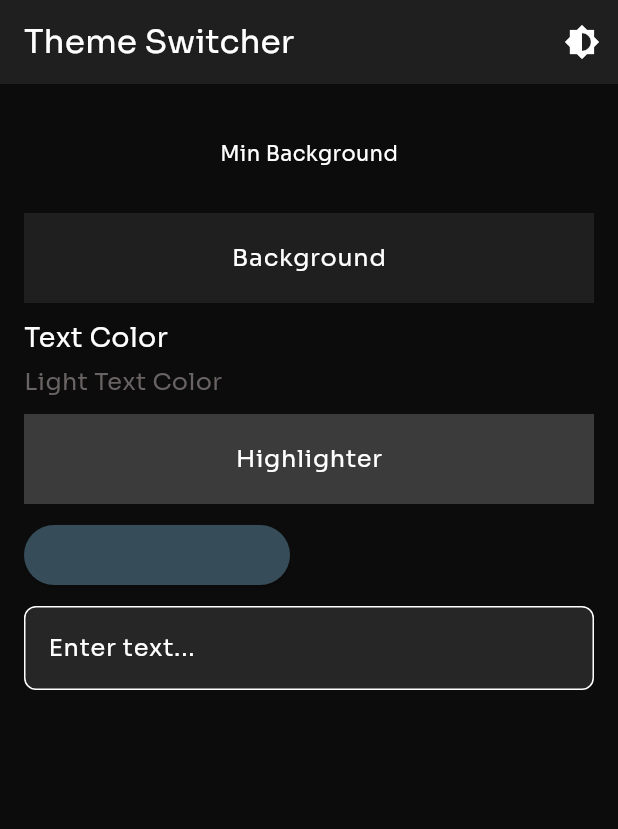
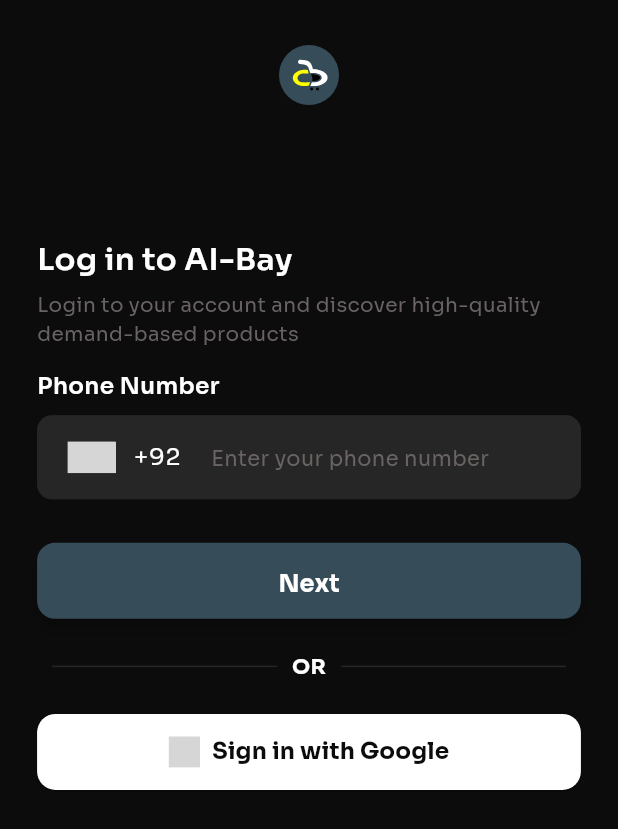
Before and after one commit to AIBay-FYP/aibay, a Flutter app: the screen it shows after launch, on a phone screen of 412 x 824 dp. Shown: the top 829 px of the screen. Run offline on Flutter 3.47's test engine with Material 3 defaults, Android fonts, the phone set to English and light mode, and no system bars; drawn by our look-alikes of intl_phone_number_input; our stand-ins replace firebase_core, flutter_dotenv, flutter_riverpod, flutter_svg; accounts and stored records are empty; grey boxes are pictures that could not be loaded.

Commit message:
Login Screen UI, Firebase setup

```diff
--- /dev/null
+++ b/devtools_options.yaml
@@ -0,0 +1,3 @@
+description: This file stores settings for Dart & Flutter DevTools.
+documentation: https://docs.flutter.dev/tools/devtools/extensions#configure-extension-enablement-states
+extensions:
--- a/lib/main.dart
+++ b/lib/main.dart
@@ -1,9 +1,17 @@
-import 'package:aibay/providers/theme_provider.dart';
-import 'package:aibay/screens/Home.dart';
+import 'package:firebase_core/firebase_core.dart';
 import 'package:flutter/material.dart';
 import 'package:flutter_riverpod/flutter_riverpod.dart';
+import 'firebase_options.dart';
+import 'package:aibay/providers/theme_provider.dart';
+import 'package:aibay/screens/login.dart';
+import 'package:flutter_dotenv/flutter_dotenv.dart';
 
-void main() {
+
+void main() async {
+  // await dotenv.load();
+  WidgetsFlutterBinding.ensureInitialized();
+  await Firebase.initializeApp(options: DefaultFirebaseOptions.currentPlatform);
+
   runApp(const ProviderScope(child: MyApp()));
 }
 
@@ -17,7 +25,7 @@
     return MaterialApp(
       debugShowCheckedModeBanner: false,
       theme: theme,
-      home: const HomeScreen(),
+      home: LoginScreen(),
     );
   }
 }
--- /dev/null
+++ b/lib/providers/country_code.dart
@@ -0,0 +1,5 @@
+import 'package:flutter_riverpod/flutter_riverpod.dart';
+
+final countryCodeProvider = StateProvider<String>((ref) {
+  return 'PK';
+});
--- /dev/null
+++ b/lib/providers/login.dart
@@ -0,0 +1,32 @@
+import 'package:flutter_riverpod/flutter_riverpod.dart';
+
+enum LoginStatus { initial, loading, success, error }
+
+class LoginState {
+  final LoginStatus status;
+  final String? errorMessage;
+
+  LoginState({this.status = LoginStatus.initial, this.errorMessage});
+}
+
+
+class LoginNotifier extends StateNotifier<LoginState> {
+  LoginNotifier() : super(LoginState());
+
+
+  Future<void> login(String username, String password) async {
+    state = LoginState(status: LoginStatus.loading);
+
+    await Future.delayed(Duration(seconds: 2));
+
+    if (username == "user" && password == "password") {
+      state = LoginState(status: LoginStatus.success);
+    } else {
+      state = LoginState(
+          status: LoginStatus.error, errorMessage: "Invalid credentials");
+    }
+  }
+}
+
+final loginProvider =
+    StateNotifierProvider<LoginNotifier, LoginState>((ref) => LoginNotifier());
--- a/lib/screens/home.dart
+++ b/lib/screens/home.dart
@@ -11,92 +11,6 @@
     final colorScheme = theme.colorScheme;
     final textTheme = theme.textTheme;
 
-    return Scaffold(
-      appBar: AppBar(
-        title: const Text("Theme Switcher"),
-        backgroundColor: colorScheme.surface,
-        actions: [
-          IconButton(
-            icon: const Icon(Icons.brightness_6),
-            onPressed: () {
-              ref.read(themeProvider.notifier).toggleTheme();
-            },
-          ),
-        ],
-      ),
-      body: Padding(
-        padding: const EdgeInsets.all(16.0),
-        child: Column(
-          crossAxisAlignment: CrossAxisAlignment.start,
-          children: [
-            // Min Background Color Box
-            Container(
-              height: 60,
-              width: double.infinity,
-              color: const Color(0xFF0C0C0C), // Fixed Min Background Color
-              child: const Center(
-                child: Text("Min Background", style: TextStyle(color: Colors.white)),
-              ),
-            ),
-            const SizedBox(height: 10),
-
-            // Background Color Box
-            Container(
-              height: 60,
-              width: double.infinity,
-              color: colorScheme.surface,
-              child: Center(
-                child: Text("Background", style: textTheme.bodyLarge),
-              ),
-            ),
-            const SizedBox(height: 10),
-
-            // Text Colors
-            Text(
-              "Text Color",
-              style: TextStyle(color: textTheme.bodyLarge?.color, fontSize: 18),
-            ),
-            const SizedBox(height: 5),
-
-            Text(
-              "Light Text Color",
-              style: TextStyle(color: textTheme.bodyMedium?.color, fontSize: 16),
-            ),
-            const SizedBox(height: 10),
-
-            // Highlighter Color Box
-            Container(
-              height: 60,
-              width: double.infinity,
-              color: colorScheme.secondary, // Dynamic Highlighter Color
-              child: Center(
-                child: Text("Highlighter", style: textTheme.bodyLarge),
-              ),
-            ),
-            const SizedBox(height: 10),
-
-            // Button / Highlight Color
-            ElevatedButton(
-              style: ElevatedButton.styleFrom(
-                backgroundColor: colorScheme.primary, // Dynamic Button Color
-              ),
-              onPressed: () {},
-              child: const Text("Button / Highlight"),
-            ),
-            const SizedBox(height: 10),
-
-            // TextField Example (Uses Light/Dark Mode Colors)
-            TextField(
-              decoration: InputDecoration(
-                filled: true,
-                fillColor: colorScheme.onSecondary, // Dynamic TextField Color
-                hintText: "Enter text...",
-                border: OutlineInputBorder(borderRadius: BorderRadius.circular(8)),
-              ),
-            ),
-          ],
-        ),
-      ),
-    );
+    return Scaffold();
   }
 }
--- /dev/null
+++ b/lib/screens/login.dart
@@ -0,0 +1,168 @@
+import 'package:aibay/providers/login.dart';
+import 'package:aibay/theme/app_colors.dart';
+import 'package:aibay/widgets/blue_button.dart';
+import 'package:aibay/widgets/phone_field.dart';
+import 'package:flutter/material.dart';
+import 'package:flutter_riverpod/flutter_riverpod.dart';
+import 'package:flutter_svg/svg.dart';
+
+// ignore: must_be_immutable
+class LoginScreen extends ConsumerWidget {
+  LoginScreen({super.key});
+  TextEditingController usernameController = TextEditingController();
+  TextEditingController passwordController = TextEditingController();
+
+  @override
+  Widget build(BuildContext context, WidgetRef ref) {
+    final loginState = ref.watch(loginProvider);
+    final theme = Theme.of(context);
+    final colorScheme = theme.colorScheme;
+
+    return Scaffold(
+      appBar: AppBar(
+        toolbarHeight: 100,
+        backgroundColor: colorScheme.surface,
+        centerTitle: true,
+        title: SvgPicture.asset(
+          'lib/assets/logos/bg_logo.svg',
+          height: 40,
+        ),
+      ),
+      body: SafeArea(
+        child: LayoutBuilder(
+          builder: (context, constraints) {
+            double screenWidth = constraints.maxWidth;
+            double screenHeight = constraints.maxHeight;
+
+            double paddingHorizontal = screenWidth * 0.06;
+            double paddingVertical = screenHeight * 0.08;
+            double buttonHeight = screenHeight * 0.07;
+            double fontSize = screenWidth * 0.05;
+            double borderRadius = screenWidth * 0.03;
+
+            return Padding(
+              padding: EdgeInsets.symmetric(
+                horizontal: paddingHorizontal,
+                vertical: paddingVertical,
+              ),
+              child: Column(
+                crossAxisAlignment: CrossAxisAlignment.start,
+                mainAxisAlignment: MainAxisAlignment.start,
+                children: [
+                  Text(
+                    "Log in to AI-Bay",
+                    style: TextStyle(
+                      fontWeight: FontWeight.w600,
+                      fontFamily: 'Sora',
+                      fontSize: fontSize,
+                      color: Theme.of(context).brightness == Brightness.light
+                          ? AppTheme.primaryTextColorLight
+                          : AppTheme.primaryTextColorDark,
+                    ),
+                  ),
+                  SizedBox(height: screenHeight * 0.01),
+                  Text(
+                    "Login to your account and discover high-quality demand-based products",
+                    style: TextStyle(
+                      fontWeight: FontWeight.w400,
+                      fontFamily: 'Sora',
+                      fontSize: fontSize * 0.65,
+                      color: AppTheme.secondaryTextColorDark,
+                    ),
+                  ),
+                  SizedBox(height: screenHeight * 0.02),
+                  Text(
+                    "Phone Number",
+                    style: TextStyle(
+                      fontWeight: FontWeight.w600,
+                      fontFamily: 'Sora',
+                      fontSize: fontSize * 0.75,
+                      color: Theme.of(context).brightness == Brightness.light
+                          ? AppTheme.primaryTextColorLight
+                          : AppTheme.primaryTextColorDark,
+                    ),
+                  ),
+
+                  PhoneNumberField(),
+
+                  SizedBox(height: screenHeight * 0.04),
+
+                  SizedBox(
+                    width: double.infinity,
+                    height: buttonHeight,
+                    child: CustomBlueButton(text: "Next", onPressed: () {}),
+                  ),
+
+                  SizedBox(height: screenHeight * 0.03),
+
+                  Row(
+                    children: [
+                      Expanded(
+                        child: Divider(
+                          color: colorScheme.onSecondary,
+                          thickness: 1,
+                          indent: 10,
+                          endIndent: 10,
+                        ),
+                      ),
+                      Text(
+                        'OR',
+                        style: TextStyle(
+                          color: colorScheme.onSurface,
+                          fontWeight: FontWeight.bold,
+                        ),
+                      ),
+                      Expanded(
+                        child: Divider(
+                          color: colorScheme.onSecondary,
+                          thickness: 1,
+                          indent: 10,
+                          endIndent: 10,
+                        ),
+                      ),
+                    ],
+                  ),
+                  SizedBox(height: screenHeight * 0.03),
+
+
+                  SizedBox(
+                    width: double.infinity,
+                    height: buttonHeight,
+                    child: ElevatedButton(
+                      onPressed: () {},
+                      style: ElevatedButton.styleFrom(
+                        foregroundColor: colorScheme.surface,
+                        backgroundColor: colorScheme.onSurface,
+                        shape: RoundedRectangleBorder(
+                          borderRadius: BorderRadius.circular(borderRadius),
+                        ),
+                      ),
+                      child: Row(
+                        mainAxisAlignment: MainAxisAlignment.center,
+                        children: [
+                          SvgPicture.asset(
+                            'lib/assets/logos/google.svg',
+                            height: fontSize, // Adjust icon size
+                          ),
+                          SizedBox(width: screenWidth * 0.02),
+                          Text(
+                            'Sign in with Google',
+                            style: TextStyle(
+                              fontWeight: FontWeight.w700,
+                              fontSize: fontSize * 0.75, // Adjust text size
+                            ),
+                          ),
+                        ],
+                      ),
+                    ),
+                  ),
+                ],
+              ),
+            );
+          },
+        ),
+      ),
+      backgroundColor: colorScheme.surface,
+    );
+  }
+}
--- a/lib/theme/app_colors.dart
+++ b/lib/theme/app_colors.dart
@@ -6,34 +6,55 @@
     fontFamily: 'Sora',
     brightness: Brightness.light,
     scaffoldBackgroundColor: const Color(0xFFFFFFFF), // Light Mode Background (White)
-    primaryColor: const Color(0xFF364C59), // Button or other highlight-related color
+    colorScheme: const ColorScheme.light(
+      surface: Color(0xFFFFFFFF), // Background Color
+      primary: Color(0xFF364C59), // Button & Primary Color
+      secondary: Color(0xFFD9D9D9), // Light Mode Highlighter
+      onSecondary: Color(0xFFE8E8E8), // Light Mode TextField Color
+      onSurface: Color(0xFF0C0C0C), // Default Text Color
+    ),
     textTheme: const TextTheme(
-      bodyLarge: TextStyle(color: Color(0xFF0C0C0C)), // Min Background (Used for Text in Light Mode)
+      bodyLarge: TextStyle(color: Color(0xFF0C0C0C)), // Primary text
       bodyMedium: TextStyle(color: Color(0xFF696363)), // Light Text Color
     ),
-    colorScheme: const ColorScheme.light(
-      surface: Color(0xFFFFFFFF), // Background Color
-      primary: Color(0xFF364C59), // Button Color (Same as primaryColor)
-      secondary: Color(0xFFD9D9D9), // Light Mode Highlighter (New)
-      onSecondary: Color(0xFFE8E8E8), // Light Mode TextField Color (New)
+    elevatedButtonTheme: ElevatedButtonThemeData(
+      style: ElevatedButton.styleFrom(
+        backgroundColor: const Color(0xFF364C59), // Use primary color
+        foregroundColor: Colors.white, // Text color
+      ),
     ),
+    applyElevationOverlayColor: false,
   );
 
   // Dark Theme
   static final ThemeData darkTheme = ThemeData(
     fontFamily: 'Sora',
     brightness: Brightness.dark,
-    scaffoldBackgroundColor: const Color(0xFF0C0C0C), // Min Background (Dark Mode)
-    primaryColor: const Color(0xFF364C59), // Button or other highlight-related color
+    scaffoldBackgroundColor: const Color(0xFF0C0C0C), // Dark Background
+    colorScheme: const ColorScheme.dark(
+      surface: Color(0xFF0C0C0C), // Background Color
+      primary: Color(0xFF364C59), // Button & Primary Color
+      secondary: Color(0xFF3B3B3B), // Highlighter
+      onSecondary: Color(0xFF262626), // Dark Mode TextField Color
+      onSurface: Color(0xFFFFFFFF), // Default Text Color (White)
+    ),
     textTheme: const TextTheme(
-      bodyLarge: TextStyle(color: Color(0xFFFFFFFF)), // Text Color (White)
+      bodyLarge: TextStyle(color: Color(0xFFFFFFFF)), // Primary text
       bodyMedium: TextStyle(color: Color(0xFF696363)), // Light Text Color
     ),
-    colorScheme: const ColorScheme.dark(
-      surface: Color(0xFF1F1F1F), // Background Color
-      primary: Color(0xFF364C59), // Button Color (Same as primaryColor)
-      secondary: Color(0xFF3B3B3B), // Highlighter
-      onSecondary: Color(0xFF262626), // Dark Mode TextField Color (New)
+    elevatedButtonTheme: ElevatedButtonThemeData(
+      style: ElevatedButton.styleFrom(
+        backgroundColor: const Color(0xFF364C59), // Use primary color
+        foregroundColor: Colors.white, // Text color
+      ),
     ),
+    applyElevationOverlayColor: false,
   );
+
+
+  static const Color primaryTextColorLight = Color(0xFF0C0C0C);
+  static const Color secondaryTextColorLight = Color(0xFF696363);
+
+  static const Color primaryTextColorDark = Color(0xFFFFFFFF);
+  static const Color secondaryTextColorDark = Color(0xFF696363);
 }
--- /dev/null
+++ b/lib/widgets/blue_button.dart
@@ -0,0 +1,52 @@
+import 'package:aibay/theme/app_colors.dart';
+import 'package:flutter/material.dart';
+
+class CustomBlueButton extends StatelessWidget {
+  final String text;
+  final VoidCallback onPressed;
+  final EdgeInsetsGeometry padding;
+  final double borderRadius;
+  final double fontSize;
+  final double elevation;
+  final double height;
+
+  const CustomBlueButton({
+    Key? key,
+    required this.text,
+    required this.onPressed, // Default text color is white
+    this.padding = const EdgeInsets.symmetric(vertical: 16.0, horizontal: 24.0), // Default padding
+    this.borderRadius = 12.0, // Default border radius
+    this.fontSize = 16.0, // Default font size
+    this.elevation = 4.0, // Default elevation for shadow
+    this.height = 50.0, // Default button height
+  }) : super(key: key);
+
+  @override
+  Widget build(BuildContext context) {
+    final textColor = Theme.of(context).brightness == Brightness.light
+                        ? AppTheme.primaryTextColorLight
+                        : AppTheme.primaryTextColorDark;
+    final theme = Theme.of(context);
+    final colorScheme = theme.colorScheme;
+
+    return ElevatedButton(
+      onPressed: onPressed,
+      style: ElevatedButton.styleFrom(
+        foregroundColor: textColor, backgroundColor: colorScheme.primary, // Text color
+        padding: padding, // Padding
+        shape: RoundedRectangleBorder(
+          borderRadius: BorderRadius.circular(borderRadius), // Border radius
+        ),
+        elevation: elevation, // Shadow for elevation
+        minimumSize: Size(double.infinity, height*0.8), // Full width button with height
+      ),
+      child: Text(
+        text,
+        style: TextStyle(
+          fontSize: fontSize, // Font size
+          fontWeight: FontWeight.bold, // Font weight
+        ),
+      ),
+    );
+  }
+}
--- /dev/null
+++ b/lib/widgets/custom_textfield.dart
@@ -0,0 +1,51 @@
+import 'package:flutter/material.dart';
+
+class CustomTextField extends StatelessWidget {
+  final String hintText;
+  final String? placeholder;
+  final IconData? icon;
+
+  const CustomTextField({
+    super.key,
+    required this.hintText,
+    this.placeholder,
+    this.icon,
+  });
+
+  @override
+  Widget build(BuildContext context) {
+    double screenWidth = MediaQuery.of(context).size.width;
+    final theme = Theme.of(context);
+    final colorScheme = theme.colorScheme;
+    final textTheme = theme.textTheme;
+
+
+    return Padding(
+      padding: EdgeInsets.symmetric(
+        horizontal: screenWidth * 0.05,
+      ),
+      child: TextField(
+        decoration: InputDecoration(
+          hintText: hintText,
+          hintStyle: textTheme.bodyMedium, // Use hint color from the theme
+          prefixIcon: icon != null ? Icon(icon, color: colorScheme.onSecondary) : null,
+          fillColor: colorScheme.onSecondary,
+          filled: true,
+          border: OutlineInputBorder(
+            borderRadius: BorderRadius.circular(10),
+            borderSide: BorderSide(color: colorScheme.onSecondary, width: 1),
+          ),
+          focusedBorder: OutlineInputBorder(
+            borderRadius: BorderRadius.circular(10),
+            borderSide: BorderSide(color: colorScheme.onSecondary, width: 2),
+          ),
+          enabledBorder: OutlineInputBorder(
+            borderRadius: BorderRadius.circular(10),
+            borderSide: BorderSide(color: colorScheme.onSecondary.withValues(alpha:0.5), width: 1),
+          ),
+        ),
+        style: TextStyle(color: colorScheme.onSecondary, fontSize: screenWidth * 0.04), // Font size responsive
+      ),
+    );
+  }
+}
--- /dev/null
+++ b/lib/widgets/phone_field.dart
@@ -0,0 +1,60 @@
+import 'package:aibay/providers/country_code.dart';
+import 'package:flutter/material.dart';
+import 'package:flutter_riverpod/flutter_riverpod.dart';
+import 'package:intl_phone_number_input/intl_phone_number_input.dart';
+
+class PhoneNumberField extends ConsumerWidget {
+  const PhoneNumberField({super.key});
+
+  @override
+  Widget build(BuildContext context, WidgetRef ref) {
+    String countryCode = ref.watch(countryCodeProvider);
+    final theme = Theme.of(context);
+    final colorScheme = theme.colorScheme;
+    final textTheme = theme.textTheme;
+    double screenWidth = MediaQuery.of(context).size.width;
+    double screenHeight = MediaQuery.of(context).size.height;
+
+    return Padding(
+      padding: EdgeInsets.only(top: screenHeight*0.01),
+      child: InternationalPhoneNumberInput(
+          onInputChanged: (PhoneNumber number) {
+            print(countryCode); // Just printing the number
+          },
+          selectorConfig: SelectorConfig(
+            selectorType: PhoneInputSelectorType.DIALOG,
+            setSelectorButtonAsPrefixIcon: true,
+            showFlags: true,
+            useBottomSheetSafeArea: true,
+            leadingPadding: screenWidth * 0.03
+          ),
+          ignoreBlank: false,
+          initialValue: PhoneNumber(isoCode: countryCode), // Use the country code from the provider
+          textFieldController: TextEditingController(),
+          inputDecoration: InputDecoration(
+            hintText: 'Enter your phone number',
+            hintStyle: textTheme.bodyMedium,
+            filled: true,
+            fillColor: colorScheme.onSecondary, // Set the background color
+            border: OutlineInputBorder(
+              borderRadius: BorderRadius.circular(10),
+              borderSide: BorderSide(color: colorScheme.onSecondary, width: 1),
+            ),
+            focusedBorder: OutlineInputBorder(
+              borderRadius: BorderRadius.circular(10),
+              borderSide: BorderSide(color: colorScheme.onSecondary, width: 2),
+            ),
+            enabledBorder: OutlineInputBorder(
+              borderRadius: BorderRadius.circular(10),
+              borderSide: BorderSide(color: colorScheme.onSecondary.withValues(alpha:0.5), width: 1),
+            ),
+          ),
+          onInputValidated: (bool isValid) {
+            // Handle validation if necessary
+          },
+          selectorTextStyle: textTheme.bodyLarge,
+          formatInput: true,
+      ),
+    );
+  }
+}
```
Also changed, not shown: pubspec.yaml (+16 -11 lines), lib/assets/logos/bg_logo.svg (added), lib/assets/logos/google.svg (added), lib/assets/logos/png_logo.svg (added), lib/firebase_options.dart (added), pubspec.lock, 9 other files.
